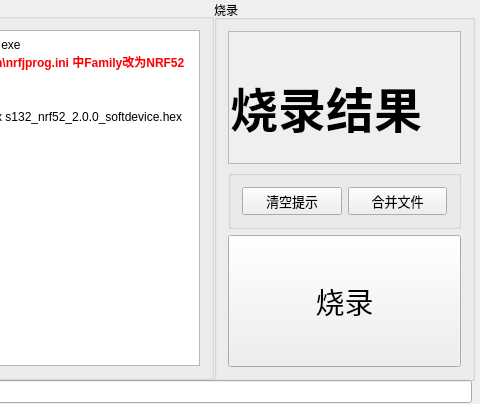
weiqifa0/nodicprogramming, file NodicProgram/mainwindow.ui: the form before one commit; both pictures show x 326 to 806 and y 0 to 404 of the 806 by 404 pixel window.
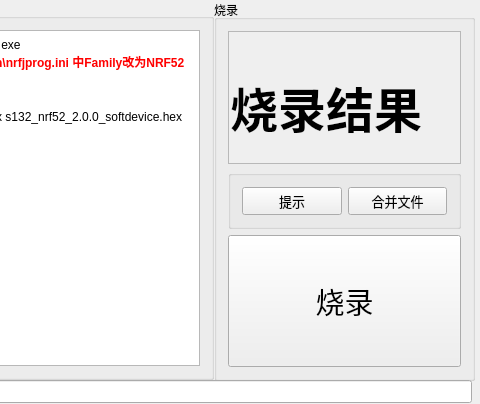
The form after the commit.

Commit message: [问题描述]:修改界面文字描述 [评审人]:韦启发 	modified:   NodicProgram/mainwindow.ui 	modified:   macAdress.txt

Diff of the .ui file:
```diff
--- a/NodicProgram/mainwindow.ui
+++ b/NodicProgram/mainwindow.ui
@@ -125,7 +125,7 @@
            </font>
           </property>
           <property name="text">
-           <string>清空提示</string>
+           <string>提示</string>
           </property>
          </widget>
         </item>
```
The commit also changes 1 other file.
